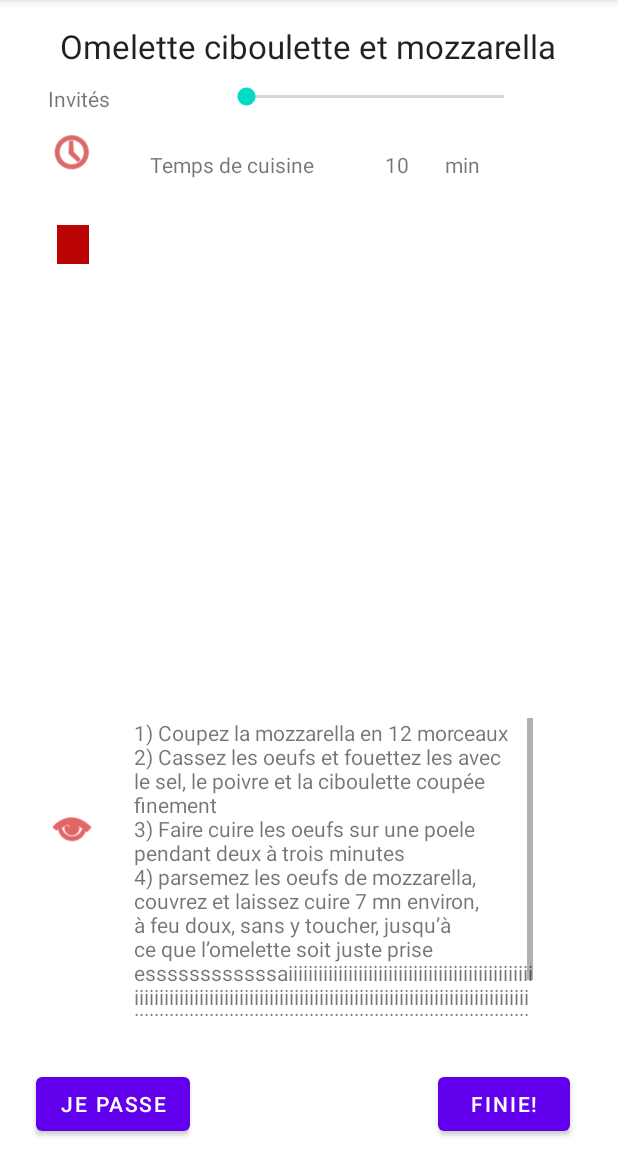
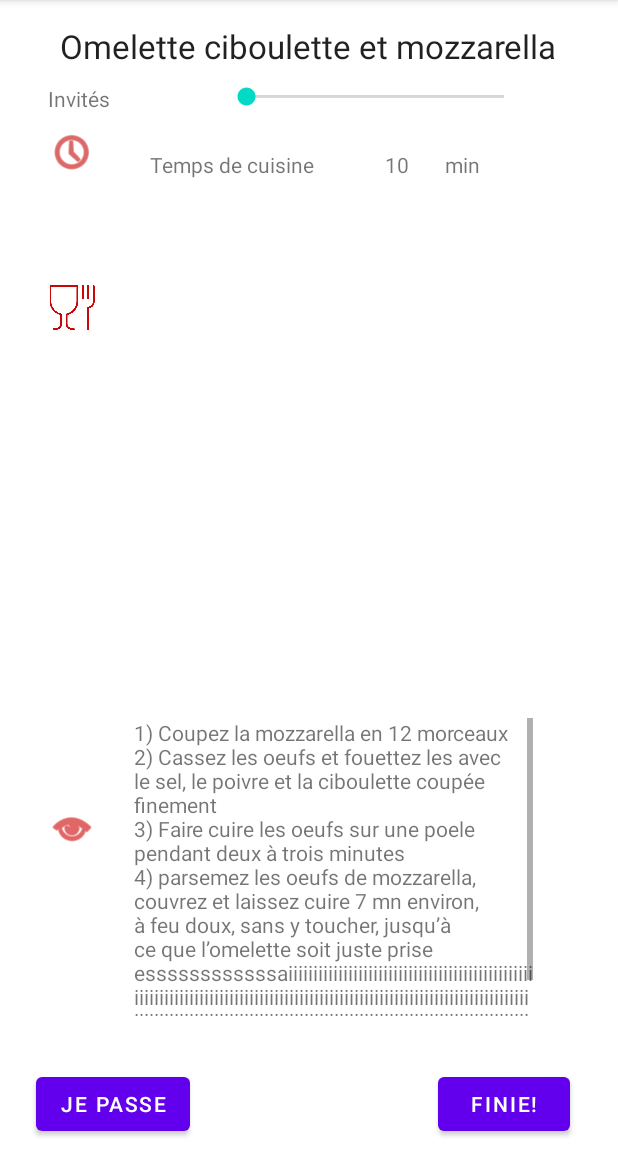
Before and after one commit to carolinelagarde/Cuistocs, an Android app: the RecetteActivity screen opened directly, with no data from a screen before it, on a phone screen of 412 x 824 dp, the part 84-1236 px from its top. Run offline under Robolectric (Android 15) with nearby library versions, the phone set to English and light mode, and no system bars.

Commit message:
rectification image

```diff
--- a/app/src/main/res/layout/activity_accueil.xml
+++ b/app/src/main/res/layout/activity_accueil.xml
@@ -13,7 +13,7 @@
 
         android:layout_marginTop="16dp"
         android:text="Bienvenue sur Cuistocs !"
-        android:textAppearance="@style/TextAppearance.AppCompat.Display1"
+        android:textAppearance="@style/TextAppearance.AppCompat.Large"
         app:layout_constraintEnd_toEndOf="parent"
         app:layout_constraintStart_toStartOf="parent"
         app:layout_constraintTop_toTopOf="parent" />
--- a/app/src/main/res/layout/activity_recette.xml
+++ b/app/src/main/res/layout/activity_recette.xml
@@ -98,18 +98,6 @@
         app:layout_constraintTop_toTopOf="parent" />
 
     <ImageView
-        android:id="@+id/imageView4"
-        android:layout_width="33dp"
-        android:layout_height="26dp"
-        android:layout_marginStart="32dp"
-        android:layout_marginLeft="32dp"
-        android:layout_marginTop="150dp"
-        app:layout_constraintStart_toStartOf="parent"
-        app:layout_constraintTop_toTopOf="parent"
-        app:srcCompat="@drawable/sans_titre_2"
-        app:tint="#BA0404" />
-
-    <ImageView
         android:id="@+id/imageView5"
         android:layout_width="wrap_content"
         android:layout_height="wrap_content"
@@ -125,11 +113,9 @@
 
         android:layout_width="282dp"
         android:layout_height="143dp"
-        android:layout_marginStart="24dp"
-        android:layout_marginLeft="24dp"
         android:layout_marginTop="150dp"
-        app:layout_constraintStart_toEndOf="@+id/imageView4"
-        app:layout_constraintTop_toTopOf="parent">
+        app:layout_constraintTop_toTopOf="parent"
+        tools:layout_editor_absoluteX="89dp">
 
         <LinearLayout
             android:id="@+id/Ingredients"
@@ -176,4 +162,16 @@
             android:orientation="vertical" />
     </ScrollView>
 
+    <ImageView
+        android:id="@+id/imageView7"
+        android:layout_width="33dp"
+        android:layout_height="30dp"
+        android:layout_marginStart="31dp"
+        android:layout_marginLeft="31dp"
+        android:layout_marginTop="190dp"
+        android:tint="#CC0606"
+        app:layout_constraintStart_toStartOf="parent"
+        app:layout_constraintTop_toTopOf="parent"
+        app:srcCompat="@drawable/food" />
+
 </androidx.constraintlayout.widget.ConstraintLayout>
```
